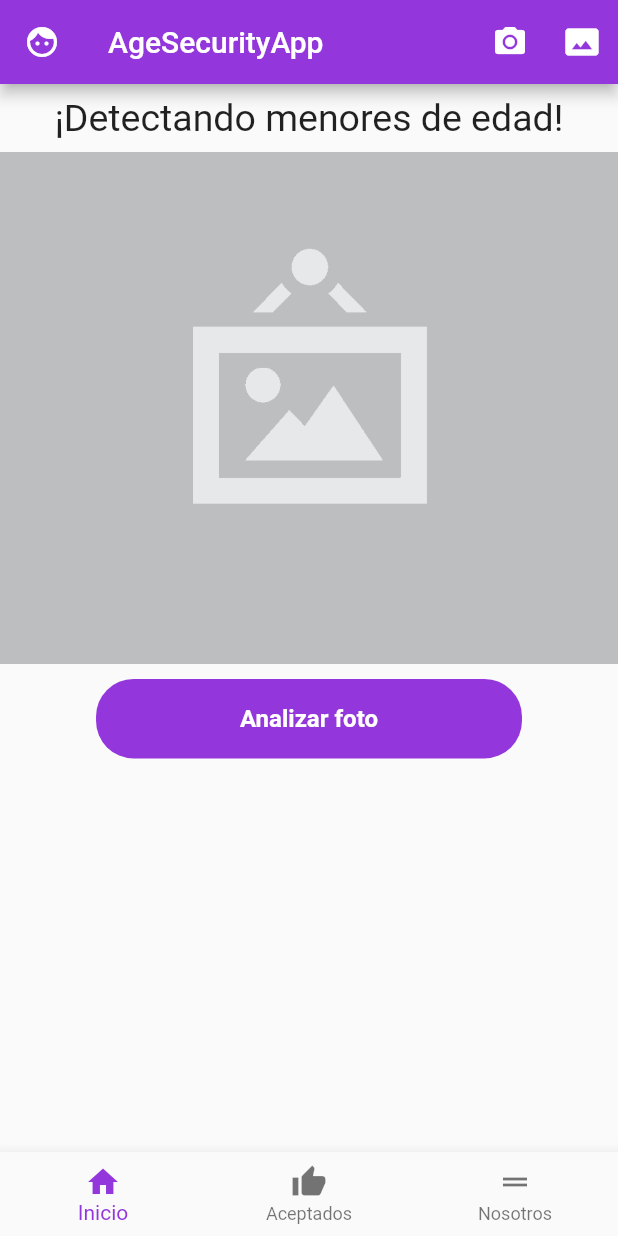
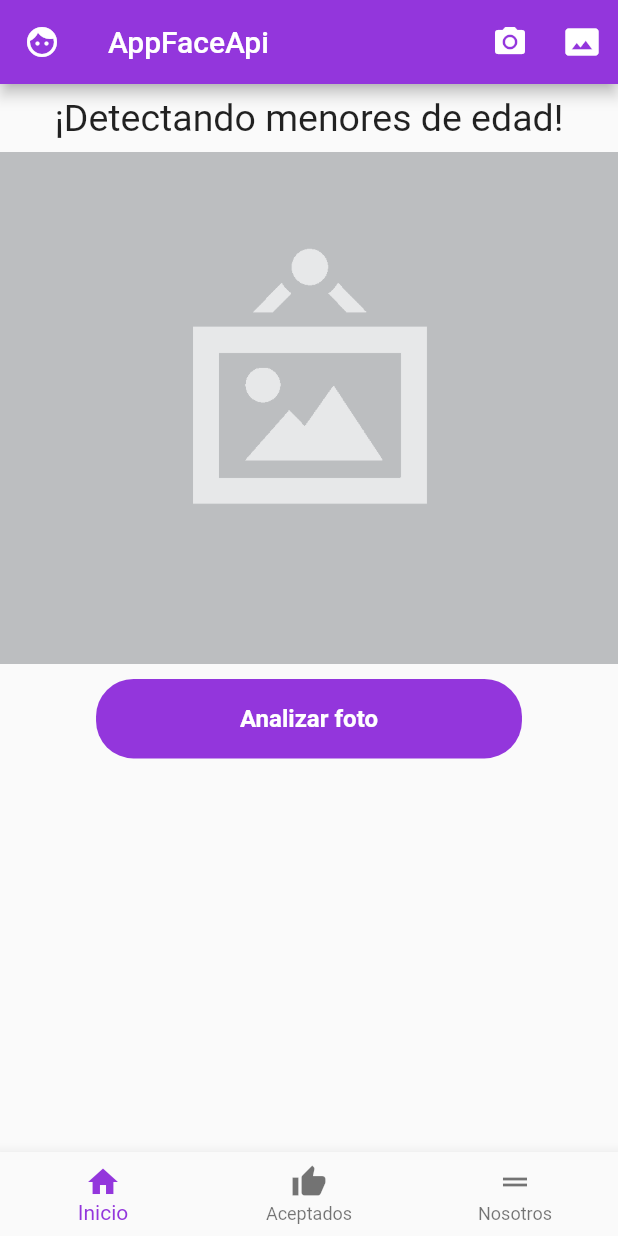
Before and after one commit to ronaldoisc/appFaceApi, a Flutter app: the screen it shows after launch, on a phone screen of 412 x 824 dp. Run offline on Flutter 3.47's test engine with Material 2 defaults, Android fonts, the phone set to English and light mode, and no system bars; our stand-ins replace image_picker; missing offline and left inert: mime_type, tts.

Commit message:
se cambio el nombre a la app

```diff
--- a/lib/paginas/analizarFoto.dart
+++ b/lib/paginas/analizarFoto.dart
@@ -25,7 +25,7 @@ class _PaginaAnalizarFotoState extends State<PaginaAnalizarFoto> {
   Widget build(BuildContext context) {
     return Scaffold(
       appBar: AppBar(
-        title: Text("AgeSecurityApp"),
+        title: Text("AppFaceApi"),
         leading: Icon(Icons.face),
         actions: <Widget>[
           IconButton(
```
